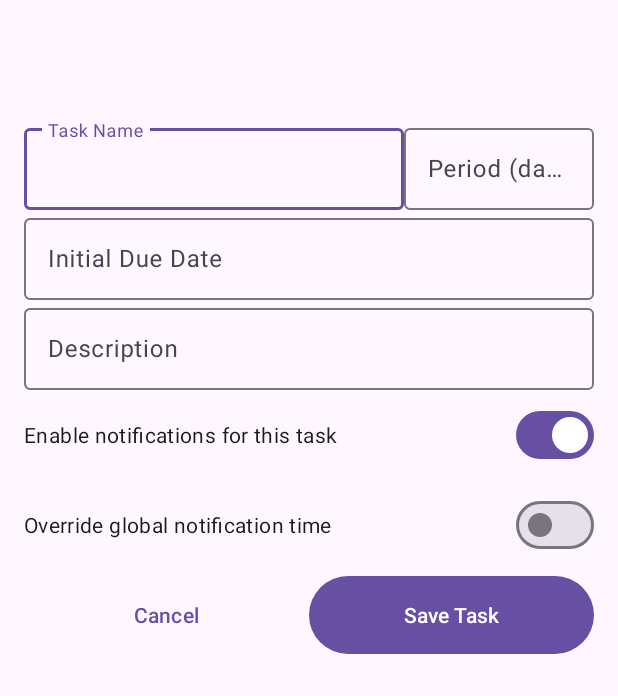
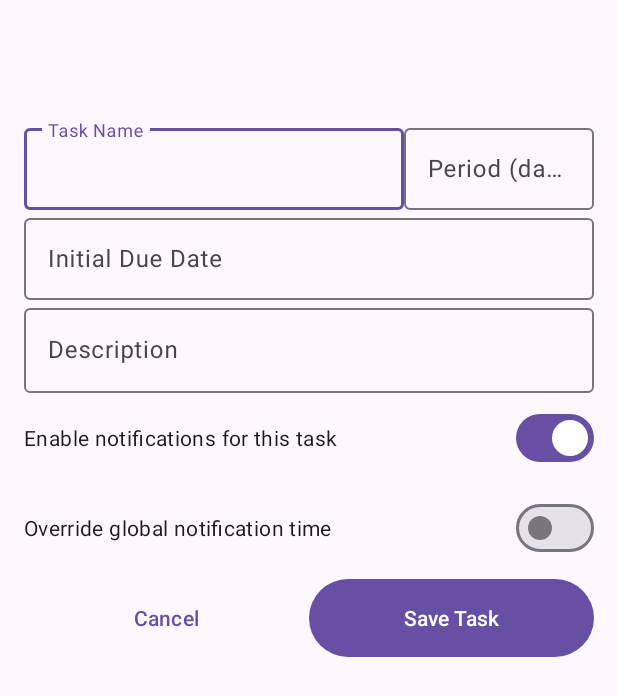
Before and after one commit to wtolson4/TaskManager, an Android app: the EditTaskActivity screen opened directly, with no data from a screen before it, on a phone screen of 412 x 824 dp. Shown: the top 696 px of the screen. Run offline under Robolectric (Android 15) with nearby library versions, the phone set to English and light mode, and no system bars; our stand-ins replace Room's generated code, Timber.

Commit message:
Multiline description in edit/view task

```diff
--- a/app/src/main/java/com/beyondnull/flexibletodos/activity/EditTaskActivity.kt
+++ b/app/src/main/java/com/beyondnull/flexibletodos/activity/EditTaskActivity.kt
@@ -62,7 +62,6 @@ class EditTaskActivity : AppCompatActivity() {
         val taskNameEditText = findViewById<EditText>(R.id.taskNameEditText)
         val descriptionEditText = findViewById<EditText>(R.id.descriptionEditText)
         val initialDueEditText = findViewById<TextView>(R.id.initialDueEditText)
-        val nextDueEditText = findViewById<TextView>(R.id.nextDueEditText)
         val enableTaskNotificationSwitch =
             findViewById<MaterialSwitch>(R.id.enableIndividualTaskNotifications)
         val overrideGlobalNotificationSwitch =
@@ -83,13 +82,11 @@ class EditTaskActivity : AppCompatActivity() {
             incomingTask?.let {
                 // Set visibility
                 (initialDueEditText.parent.parent as View).visibility = View.GONE
-                (nextDueEditText.parent.parent as View).visibility = View.VISIBLE
 
                 // Fill in data
                 taskNameEditText.setText(it.name)
                 descriptionEditText.setText(it.description)
                 periodEditText.setText(it.period.toString())
-                nextDueEditText.text = it.nextDueDate.format(dateFormatter)
                 initialDueDate = it.initialDueDate
                 notificationTime = it.notificationTime
                 enableTaskNotificationSwitch.isChecked = it.notificationsEnabled
--- a/app/src/main/java/com/beyondnull/flexibletodos/activity/ViewTaskActivity.kt
+++ b/app/src/main/java/com/beyondnull/flexibletodos/activity/ViewTaskActivity.kt
@@ -69,7 +69,7 @@ class ViewTaskActivity : AppCompatActivity() {
                 // Fill in data
                 topAppBar.title = it.name
                 taskNameEditText.setText(it.name)
-                descriptionEditText.setText(it.description)
+                descriptionEditText.setText(it.description.ifEmpty { " " })
                 periodEditText.setText(it.period.toString())
                 nextDueEditText.text = it.nextDueDate.format(dateFormatter)
                 nextNotificationEditText.text =
--- a/app/src/main/res/layout/activity_edit_task.xml
+++ b/app/src/main/res/layout/activity_edit_task.xml
@@ -80,24 +80,7 @@
 
         <com.google.android.material.textfield.TextInputLayout
             android:layout_width="match_parent"
-            android:layout_height="@dimen/row_height"
-            android:visibility="gone"
-            tools:visibility="visible">
-
-            <com.google.android.material.textfield.TextInputEditText
-                android:id="@+id/nextDueEditText"
-                android:layout_width="match_parent"
-                android:layout_height="match_parent"
-                android:layout_weight="1"
-                android:enabled="false"
-                android:focusable="false"
-                android:hint="@string/next_due_date"
-                android:inputType="date" />
-        </com.google.android.material.textfield.TextInputLayout>
-
-        <com.google.android.material.textfield.TextInputLayout
-            android:layout_width="match_parent"
-            android:layout_height="@dimen/row_height">
+            android:layout_height="wrap_content">
 
             <com.google.android.material.textfield.TextInputEditText
                 android:id="@+id/descriptionEditText"
--- a/app/src/main/res/layout/activity_view_task.xml
+++ b/app/src/main/res/layout/activity_view_task.xml
@@ -99,7 +99,7 @@
 
         <com.google.android.material.textfield.TextInputLayout
             android:layout_width="match_parent"
-            android:layout_height="@dimen/row_height">
+            android:layout_height="wrap_content">
 
             <com.google.android.material.textfield.TextInputEditText
                 android:id="@+id/descriptionEditText"
```
